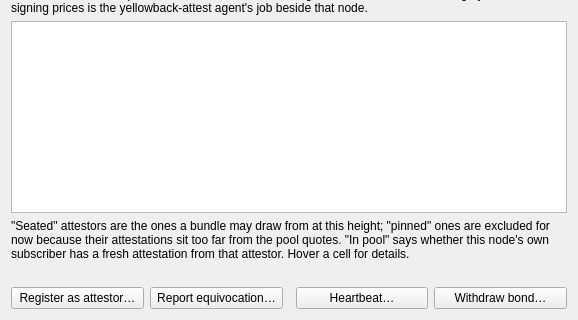
boyfromcave/yecwallet-dd, file src/yellowbackattestors.ui: the form before one commit; both pictures show x 0 to 578 and y 148 to 468 of the 578 by 468 pixel window.
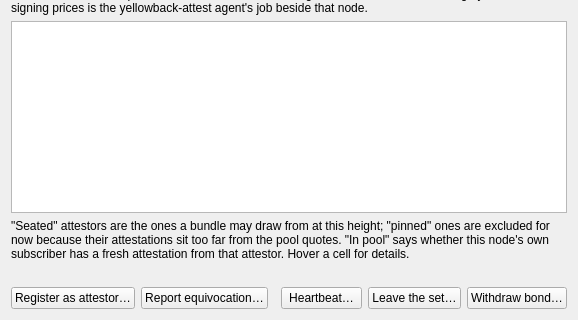
The form after the commit.

```diff
--- a/src/yellowbackattestors.ui
+++ b/src/yellowbackattestors.ui
@@ -50,6 +50,7 @@
      <item><widget class="QPushButton" name="btnReport"><property name="text"><string>Report equivocation…</string></property></widget></item>
      <item><spacer name="attSpacerH"><property name="orientation"><enum>Qt::Horizontal</enum></property></spacer></item>
      <item><widget class="QPushButton" name="btnHeartbeat"><property name="text"><string>Heartbeat…</string></property></widget></item>
+     <item><widget class="QPushButton" name="btnLeave"><property name="text"><string>Leave the set…</string></property></widget></item>
      <item><widget class="QPushButton" name="btnWithdraw"><property name="text"><string>Withdraw bond…</string></property></widget></item>
     </layout>
    </item>
```
